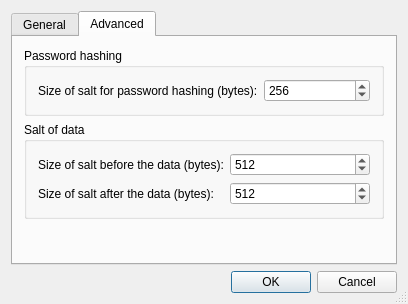
dchapyshev/aspia, file source/console/address_book_dialog.ui: the form before one commit.
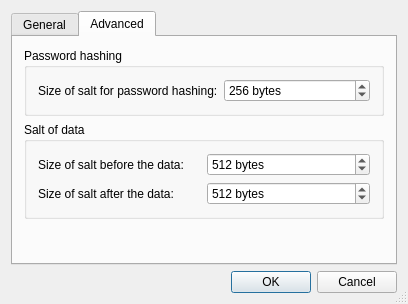
The form after the commit. The open tabs and pages were chosen to show the change.

Commit message: - Use a suffix for a unit of measure.

Diff of the .ui file:
```diff
--- a/source/console/address_book_dialog.ui
+++ b/source/console/address_book_dialog.ui
@@ -133,12 +133,15 @@
           <item>
            <widget class="QLabel" name="label_password_salt">
             <property name="text">
-             <string>Size of salt for password hashing (bytes):</string>
+             <string>Size of salt for password hashing:</string>
             </property>
            </widget>
           </item>
           <item>
            <widget class="QSpinBox" name="spinbox_password_salt">
+            <property name="suffix">
+             <string> bytes</string>
+            </property>
             <property name="minimum">
              <number>64</number>
             </property>
@@ -166,14 +169,14 @@
               <item>
                <widget class="QLabel" name="label_salt_before">
                 <property name="text">
-                 <string>Size of salt before the data (bytes):</string>
+                 <string>Size of salt before the data:</string>
                 </property>
                </widget>
               </item>
               <item>
                <widget class="QLabel" name="label_salt_after">
                 <property name="text">
-                 <string>Size of salt after the data (bytes):</string>
+                 <string>Size of salt after the data:</string>
                 </property>
                </widget>
               </item>
@@ -183,6 +186,9 @@
              <layout class="QVBoxLayout" name="verticalLayout_9">
               <item>
                <widget class="QSpinBox" name="spinbox_salt_before">
+                <property name="suffix">
+                 <string> bytes</string>
+                </property>
                 <property name="minimum">
                  <number>64</number>
                 </property>
@@ -196,6 +202,9 @@
               </item>
               <item>
                <widget class="QSpinBox" name="spinbox_salt_after">
+                <property name="suffix">
+                 <string> bytes</string>
+                </property>
                 <property name="minimum">
                  <number>64</number>
                 </property>
```
The commit also changes 4 other files.
